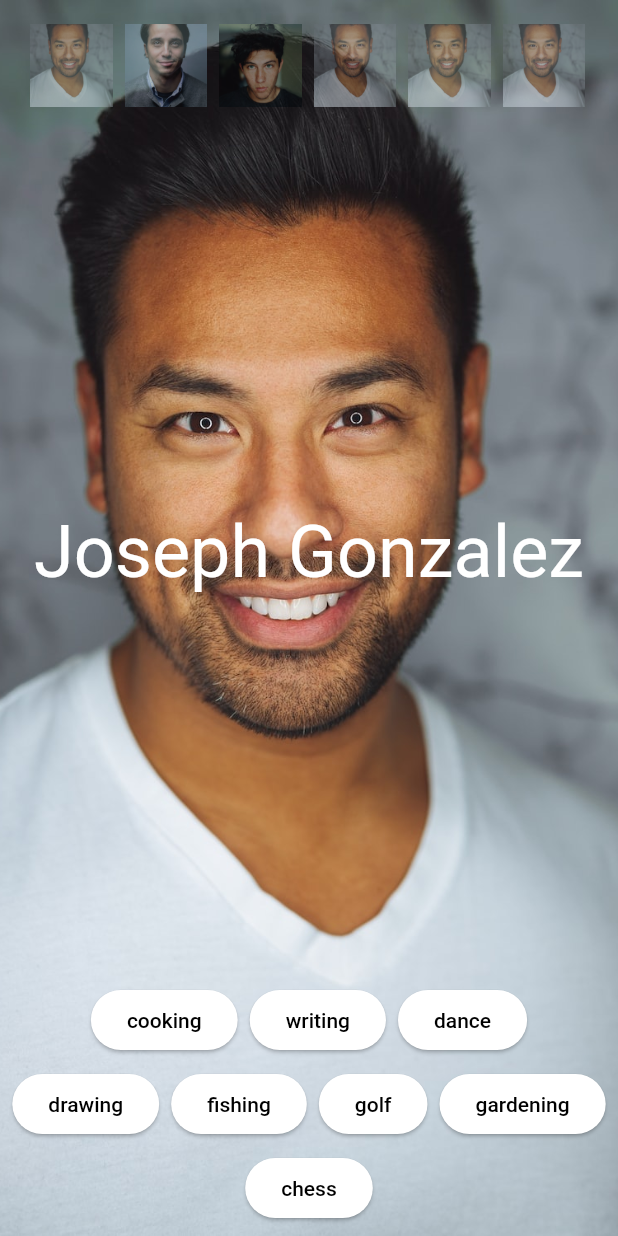
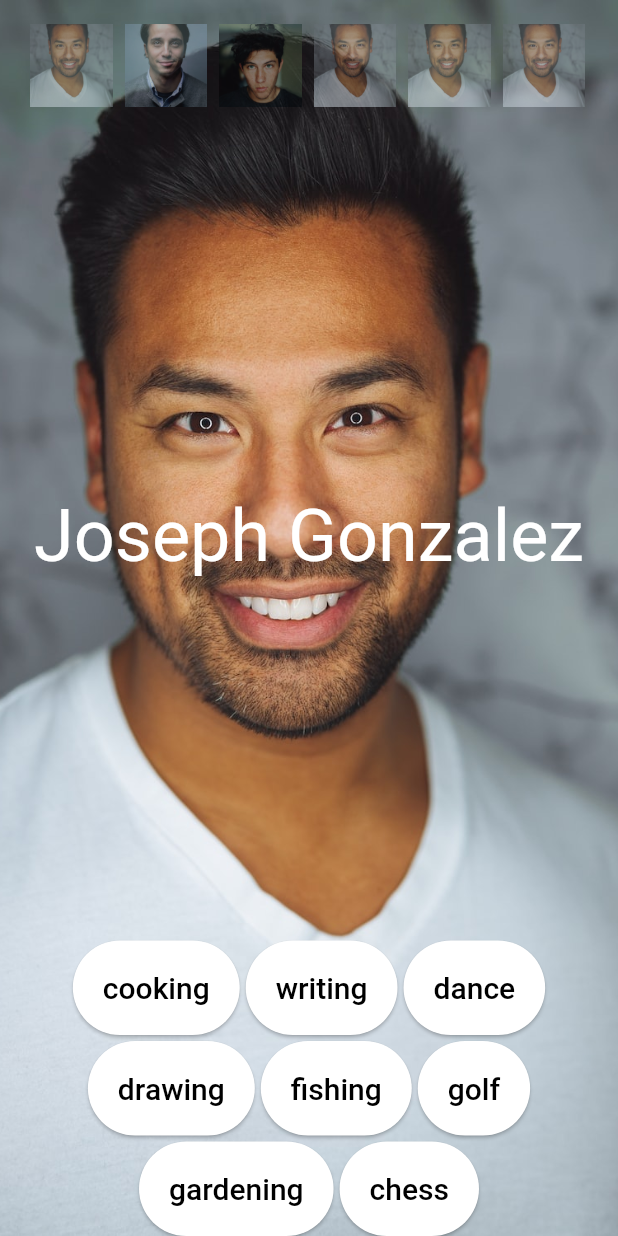
Before and after one commit to erazinkov/flockspot-app, a Flutter app: the screen it shows after launch, on a phone screen of 412 x 824 dp. Run offline on Flutter 3.47's test engine with Material 2 defaults, Android fonts, the phone set to English and light mode, and no system bars.

Commit message:
vibe fix

```diff
--- a/lib/widgets/user_info/vibe.dart
+++ b/lib/widgets/user_info/vibe.dart
@@ -5,34 +5,19 @@ class Vibe extends StatelessWidget {
   final String text;
   @override
   Widget build(BuildContext context) {
-    return Padding(
-        padding: EdgeInsets.all(4),
-        child: ElevatedButton(
+    return ElevatedButton(
       style: ElevatedButton.styleFrom(
+        padding: EdgeInsets.all(20),
         backgroundColor: Colors.white,
-            shape: StadiumBorder(),
       ),
       onPressed: () {},
       child: Text(
         text,
         style: TextStyle(
-              fontSize: 14,
+          fontSize: 20,
           color: Colors.black,
         ),
       ),
-        ));
+    );
   }
-  // Widget build(BuildContext context) {
-  //   return Padding(
-  //     padding: EdgeInsets.all(4),
-  //     child: Container(
-  //       padding: EdgeInsets.all(8),
-  //       decoration: BoxDecoration(
-  //         color: Colors.white,
-  //         borderRadius: BorderRadius.circular(15),
-  //       ),
-  //       child: Text(text),
-  //     ),
-  //   );
-  // }
 }
--- a/lib/widgets/user_info/vibes_list.dart
+++ b/lib/widgets/user_info/vibes_list.dart
@@ -6,16 +6,15 @@ class VibesList extends StatelessWidget {
   final List<String> vibes;
   @override
   Widget build(BuildContext context) {
-    return Container(
-      padding: EdgeInsets.all(4),
-      child: Wrap(
+    return Wrap(
+      spacing: 4,
+      runSpacing: 4,
       alignment: WrapAlignment.center,
       children: [
         ...vibes.map((vibe) {
           return Vibe(text: vibe);
         })
       ],
-      ),
     );
   }
 }
```
Lines whose indentation alone changed are shown as unchanged.
